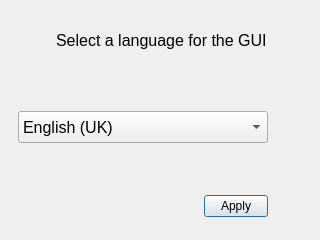
This is gui/langselector.ui in FATelarico/PDFutils as Qt 5 draws it before an edit. The edited form follows.
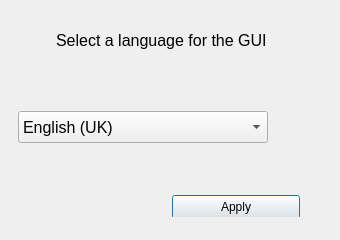
This is the edited form. Icons and pictures are not drawn.

Diff of the .ui file:
```diff
--- a/gui/langselector.ui
+++ b/gui/langselector.ui
@@ -6,19 +6,19 @@
    <rect>
     <x>0</x>
     <y>0</y>
-    <width>320</width>
+    <width>340</width>
     <height>240</height>
    </rect>
   </property>
   <property name="minimumSize">
    <size>
-    <width>320</width>
+    <width>340</width>
     <height>240</height>
    </size>
   </property>
   <property name="maximumSize">
    <size>
-    <width>320</width>
+    <width>480</width>
     <height>240</height>
    </size>
   </property>
@@ -203,14 +203,14 @@
         <widget class="QPushButton" name="btn50">
          <property name="minimumSize">
           <size>
-           <width>32</width>
-           <height>0</height>
+           <width>64</width>
+           <height>24</height>
           </size>
          </property>
          <property name="maximumSize">
           <size>
-           <width>64</width>
-           <height>16777215</height>
+           <width>128</width>
+           <height>32</height>
           </size>
          </property>
          <property name="text">
```
